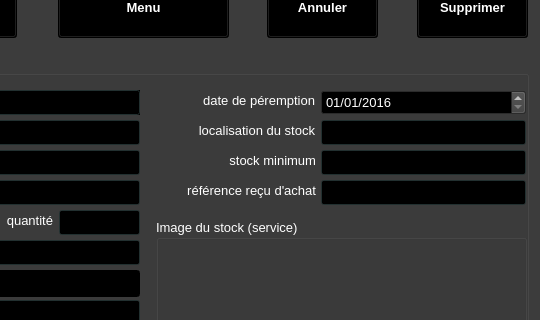
This is ui/yeroth-erp-modifier-window.ui in xnoumbissinoundou/yeroth-erp-3.0 as Qt 5 draws it before an edit; both pictures show x 260 to 800 and y 93 to 413 of the 800 by 600 pixel window. The edited form follows.
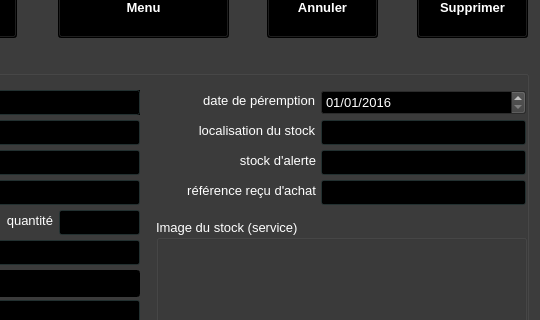
This is the edited form. Icons and pictures are not drawn. Custom widgets are drawn as their Qt base class.

```diff
--- a/ui/yeroth-erp-modifier-window.ui
+++ b/ui/yeroth-erp-modifier-window.ui
@@ -5945,7 +5945,7 @@
       <enum>Qt::LeftToRight</enum>
      </property>
      <property name="text">
-      <string>stock minimum</string>
+      <string>stock d'alerte</string>
      </property>
      <property name="alignment">
       <set>Qt::AlignRight|Qt::AlignTrailing|Qt::AlignVCenter</set>
```
Left out of the diff: 6 changed lines with no effect on the pictures.
